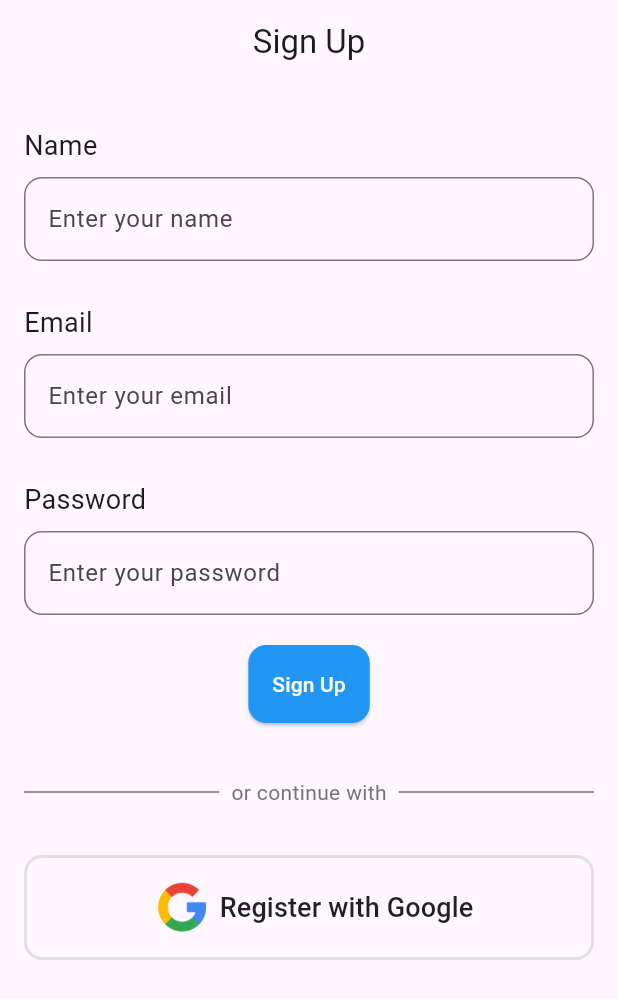
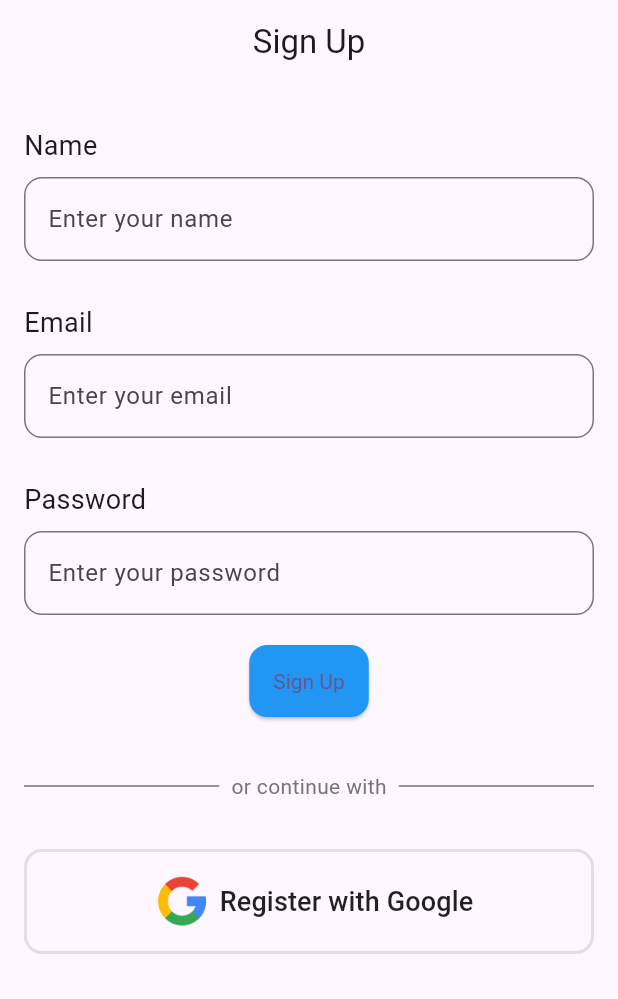
Before and after one commit to kareem2002-k/ClassMate, a Flutter app: the screen it shows after launch, on a phone screen of 412 x 824 dp. Shown: the top 999 px of the screen. Run offline on Flutter 3.47's test engine with Material 2 defaults, Android fonts, the light colour scheme and no system bars; our stand-ins replace cloud_firestore, firebase_auth, firebase_core; accounts and stored records are empty.

Commit message:
minor changes

```diff
--- a/lib/pages/SignUp.dart
+++ b/lib/pages/SignUp.dart
@@ -27,6 +27,7 @@ class SignUp extends StatelessWidget {
           Padding(
             padding: const EdgeInsets.fromLTRB(16.0, 8.0, 16.0, 0),
             child: TextField(
+              controller: nameCont,
               decoration: InputDecoration(
                 border: OutlineInputBorder(
                     borderRadius: BorderRadius.circular(12.0)),
@@ -45,7 +46,7 @@ class SignUp extends StatelessWidget {
           Padding(
             padding: const EdgeInsets.fromLTRB(16.0, 8.0, 16.0, 0),
             child: TextField(
-              controller: nameCont,
+              controller: emailCont,
               decoration: InputDecoration(
                 border: OutlineInputBorder(
                     borderRadius: BorderRadius.circular(12.0)),
@@ -64,6 +65,7 @@ class SignUp extends StatelessWidget {
           Padding(
             padding: const EdgeInsets.fromLTRB(16.0, 8.0, 16.0, 0),
             child: TextField(
+              controller: passCont,
               decoration: InputDecoration(
                 border: OutlineInputBorder(
                     borderRadius: BorderRadius.circular(12.0)),
@@ -82,8 +84,8 @@ class SignUp extends StatelessWidget {
                   borderRadius: BorderRadius.circular(12.0),
                 ),
                 padding: EdgeInsets.all(16.0),
-                primary: Colors.blue, // Background color
-                onPrimary: Colors.white, // Text color
+                backgroundColor: Colors.blue, // Background color
+                textStyle: TextStyle(color: Colors.white), // Text color
               ),
               child: Text("Sign Up"), // Button text
             ),
@@ -131,11 +133,11 @@ class SignUp extends StatelessWidget {
                     mainAxisAlignment: MainAxisAlignment.center,
                     children: [
                       Container(
-                        child: Image.asset("assets/images/google.png"),
                         width: 50.0,
                         height: 50.0,
                         // padding: EdgeInsets.all(10.0),
                         alignment: Alignment.center,
+                        child: Image.asset("assets/images/google.png"),
                       ),
                       Text(
                         "Register with Google",
```
